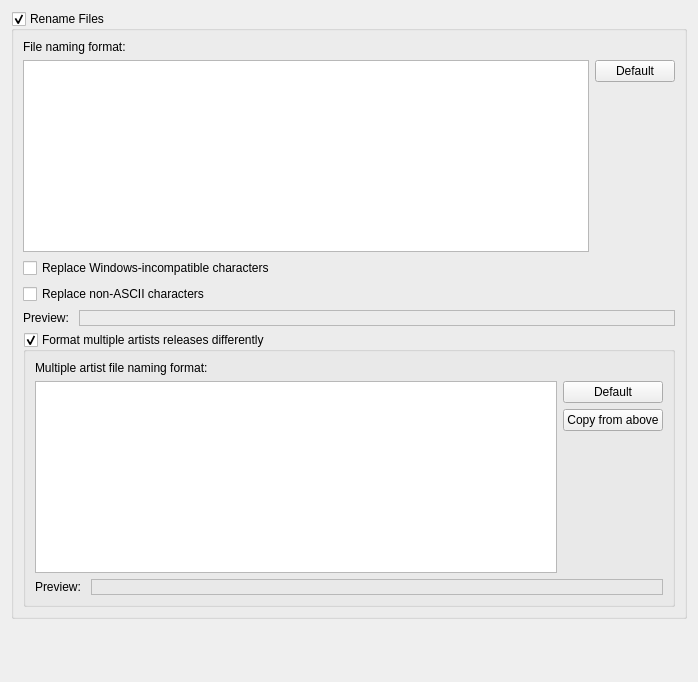
Before: the Qt Designer form ui/options_renaming.ui in metabrainz/picard, drawn with Qt 5.
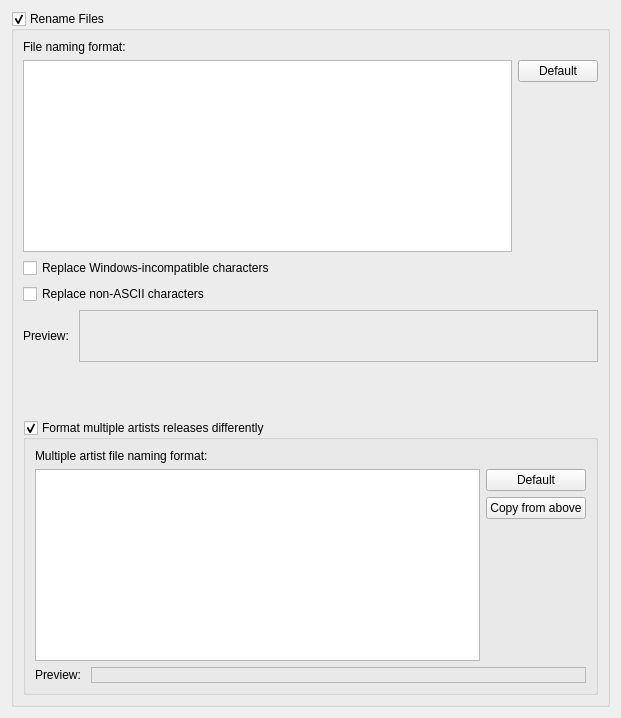
After: the same form once the commit is applied.

Commit message: cherry picking to the rescure part 2

What changed in the file:
```diff
--- a/ui/options_renaming.ui
+++ b/ui/options_renaming.ui
@@ -5,8 +5,8 @@
    <rect>
     <x>0</x>
     <y>0</y>
-    <width>698</width>
-    <height>682</height>
+    <width>621</width>
+    <height>718</height>
    </rect>
   </property>
   <property name="windowTitle" >
@@ -33,6 +33,18 @@
        <layout class="QHBoxLayout" >
         <item>
          <widget class="QTextEdit" name="file_naming_format" >
+          <property name="sizePolicy" >
+           <sizepolicy vsizetype="Expanding" hsizetype="Expanding" >
+            <horstretch>0</horstretch>
+            <verstretch>0</verstretch>
+           </sizepolicy>
+          </property>
+          <property name="minimumSize" >
+           <size>
+            <width>0</width>
+            <height>0</height>
+           </size>
+          </property>
           <property name="cursor" stdset="0" >
            <cursorShape>IBeamCursor</cursorShape>
           </property>
@@ -127,7 +139,7 @@
         </item>
        </layout>
       </item>
-      <item row="5" column="0" >
+      <item row="6" column="0" >
        <widget class="QGroupBox" name="use_va_format" >
         <property name="title" >
          <string>Format multiple artists releases differently</string>
@@ -135,15 +147,15 @@
         <property name="checkable" >
          <bool>true</bool>
         </property>
-        <layout class="QVBoxLayout" >
-         <item>
+        <layout class="QGridLayout" >
+         <item row="0" column="0" >
           <widget class="QLabel" name="label_4" >
            <property name="text" >
             <string>Multiple artist file naming format:</string>
            </property>
           </widget>
          </item>
-         <item>
+         <item row="1" column="0" >
           <layout class="QHBoxLayout" >
            <item>
             <widget class="QTextEdit" name="va_file_naming_format" >
@@ -188,7 +200,7 @@
            </item>
           </layout>
          </item>
-         <item>
+         <item row="2" column="0" >
           <layout class="QHBoxLayout" >
            <item>
             <widget class="QLabel" name="label_5" >
@@ -231,10 +243,7 @@
         </layout>
        </widget>
       </item>
-     </layout>
-    </widget>
-   </item>
-   <item>
+      <item row="5" column="0" >
     <spacer>
      <property name="orientation" >
       <enum>Qt::Vertical</enum>
@@ -242,10 +251,13 @@
      <property name="sizeHint" >
       <size>
        <width>20</width>
-       <height>50</height>
+          <height>40</height>
       </size>
      </property>
     </spacer>
+      </item>
+     </layout>
+    </widget>
    </item>
   </layout>
  </widget>
```
Left out of the diff: 3 changed lines with no effect on the pictures. Lines whose indentation alone changed are shown as unchanged. The commit also changes 1 other file.
